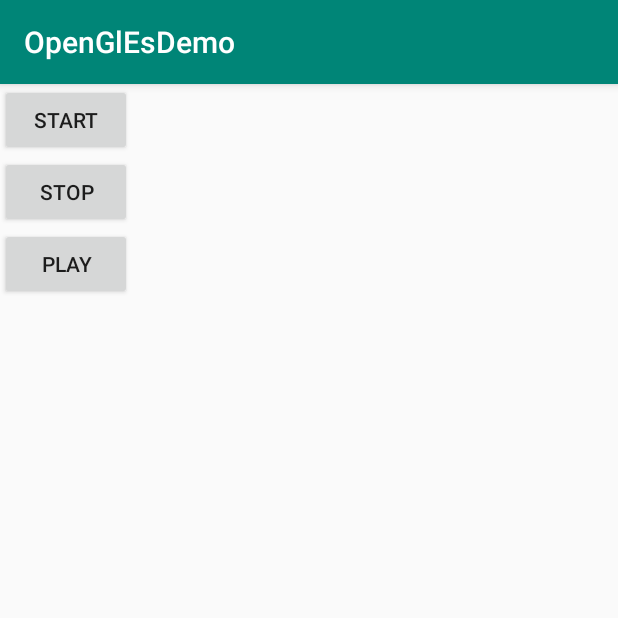
After one commit to wangcheng319/OpenGlEsDemo, an Android app: the AudioRecordActivity screen opened directly, with no data from a screen before it, on a phone screen of 412 x 824 dp, the top half of it. The commit adds this screen. Run offline under Robolectric (Android 15) with nearby library versions, the phone set to English and light mode, and no system bars; 1 statement that could not run was skipped.

Commit message:
audiorecord

```diff
--- /dev/null
+++ b/app/src/main/java/com/wangc/openglesdemo/AudioRecordUtil.java
@@ -0,0 +1,64 @@
+package com.wangc.openglesdemo;
+
+import android.media.AudioFormat;
+import android.media.AudioRecord;
+import android.media.MediaRecorder;
+
+/**
+ * Created by wangc on 2018/11/26
+ * E-MAIL:274281610@QQ.COM
+ */
+public class AudioRecordUtil {
+    private AudioRecord audioRecord;
+    private int bufferSizeInBytes;
+    private boolean start = false;
+    public int size = 0;
+
+    public void setOnRecordListrner(AudioRecordUtil.onRecordListrner onRecordListrner) {
+        this.onRecordListrner = onRecordListrner;
+    }
+
+    private onRecordListrner onRecordListrner;
+
+    public AudioRecordUtil(){
+        bufferSizeInBytes = AudioRecord.getMinBufferSize(44100,
+                AudioFormat.CHANNEL_IN_STEREO,
+                AudioFormat.ENCODING_PCM_16BIT);
+        audioRecord = new AudioRecord(MediaRecorder.AudioSource.MIC,
+                44100,
+                AudioFormat.CHANNEL_IN_STEREO,
+                AudioFormat.ENCODING_PCM_16BIT,
+                bufferSizeInBytes);
+    }
+
+    public void startRecord(){
+        new Thread(new Runnable() {
+            @Override
+            public void run() {
+                audioRecord.startRecording();
+                start = true;
+                while (start){
+                    byte[] audiodata = new byte[bufferSizeInBytes];
+                    size =  audioRecord.read(audiodata,0,bufferSizeInBytes);
+                    if (onRecordListrner != null){
+                        onRecordListrner.recordByte(audiodata,size);
+                    }
+                }
+
+                if (audioRecord != null){
+                    audioRecord.stop();
+                    audioRecord.release();
+                    audioRecord = null;
+                }
+            }
+        }).start();
+    }
+
+    public void stopRecord(){
+        start = false;
+    }
+
+    public interface onRecordListrner{
+        void recordByte(byte[] audioSize,int size);
+    }
+}
--- a/app/src/main/java/com/wangc/openglesdemo/CameraActivity.java
+++ b/app/src/main/java/com/wangc/openglesdemo/CameraActivity.java
@@ -167,6 +167,8 @@ public class CameraActivity extends AppCompatActivity {
                 Camera.Parameters parameters = mCamera.getParameters();
                 //设置预览数据格式
                 parameters.setPreviewFormat(ImageFormat.NV21);
+                parameters.setPreviewSize(parameters.getSupportedPreviewSizes().get(0).width,parameters.getSupportedPreviewSizes().get(0).height);
+                parameters.setPictureSize(parameters.getSupportedPictureSizes().get(0).width,parameters.getSupportedPictureSizes().get(0).height);
                 mCamera.setParameters(parameters);
                 mCamera.startPreview();
             } catch (IOException e) {
--- a/app/src/main/java/com/wangc/openglesdemo/MainActivity.kt
+++ b/app/src/main/java/com/wangc/openglesdemo/MainActivity.kt
@@ -14,6 +14,7 @@ class MainActivity : AppCompatActivity() {
         sample_text.text = stringFromJNI()
 
         btn_camera.setOnClickListener { startActivity(intent.setClass(this,CameraActivity::class.java)) }
+        btn_audio_record.setOnClickListener { startActivity(intent.setClass(this,AudioRecordActivity::class.java)) }
     }
 
     /**
--- /dev/null
+++ b/app/src/main/res/layout/activity_audio_record.xml
@@ -0,0 +1,26 @@
+<?xml version="1.0" encoding="utf-8"?>
+<android.support.constraint.ConstraintLayout xmlns:android="http://schemas.android.com/apk/res/android"
+    xmlns:app="http://schemas.android.com/apk/res-auto"
+    xmlns:tools="http://schemas.android.com/tools"
+    android:layout_width="match_parent"
+    android:layout_height="match_parent"
+    tools:context=".AudioRecordActivity">
+
+    <Button
+            android:id="@+id/btn_start"
+            android:layout_width="wrap_content"
+            android:layout_height="wrap_content"
+    android:text="start"/>
+
+    <Button
+            android:id="@+id/btn_stop"
+            android:layout_width="wrap_content"
+            android:layout_height="wrap_content"
+            app:layout_constraintTop_toBottomOf="@+id/btn_start"
+            android:text="stop"/>
+
+
+    <Button android:layout_width="wrap_content" android:layout_height="wrap_content"
+    android:id="@+id/btn_play" android:text="play" app:layout_constraintTop_toBottomOf="@+id/btn_stop"/>
+
+</android.support.constraint.ConstraintLayout>
--- a/app/src/main/res/layout/activity_main.xml
+++ b/app/src/main/res/layout/activity_main.xml
@@ -20,4 +20,8 @@
     <Button android:layout_width="wrap_content" android:layout_height="wrap_content"
     android:id="@+id/btn_camera" android:text="camera原始数据"/>
 
+    <Button android:layout_width="wrap_content" android:layout_height="wrap_content"
+            android:id="@+id/btn_audio_record" android:text="录音原始数据"
+    app:layout_constraintTop_toBottomOf="@+id/btn_camera"/>
+
 </android.support.constraint.ConstraintLayout>
```
Also changed, not shown: app/src/main/AndroidManifest.xml (+12 -12 lines), app/src/main/java/com/wangc/openglesdemo/AudioRecordActivity.java (added, +200 -0 lines).
